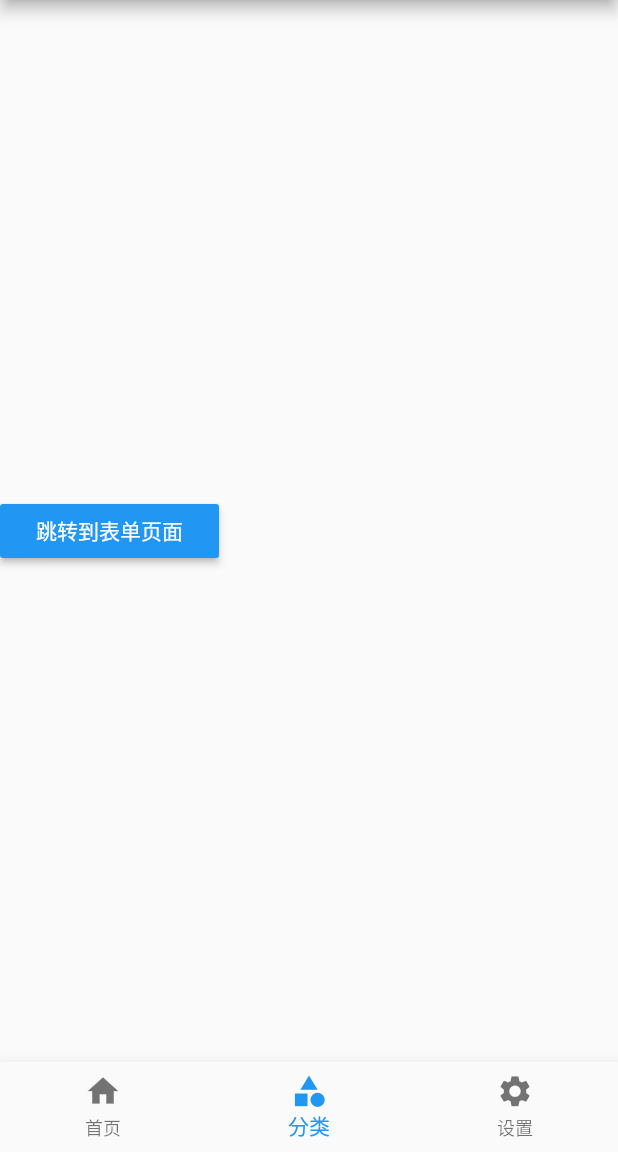
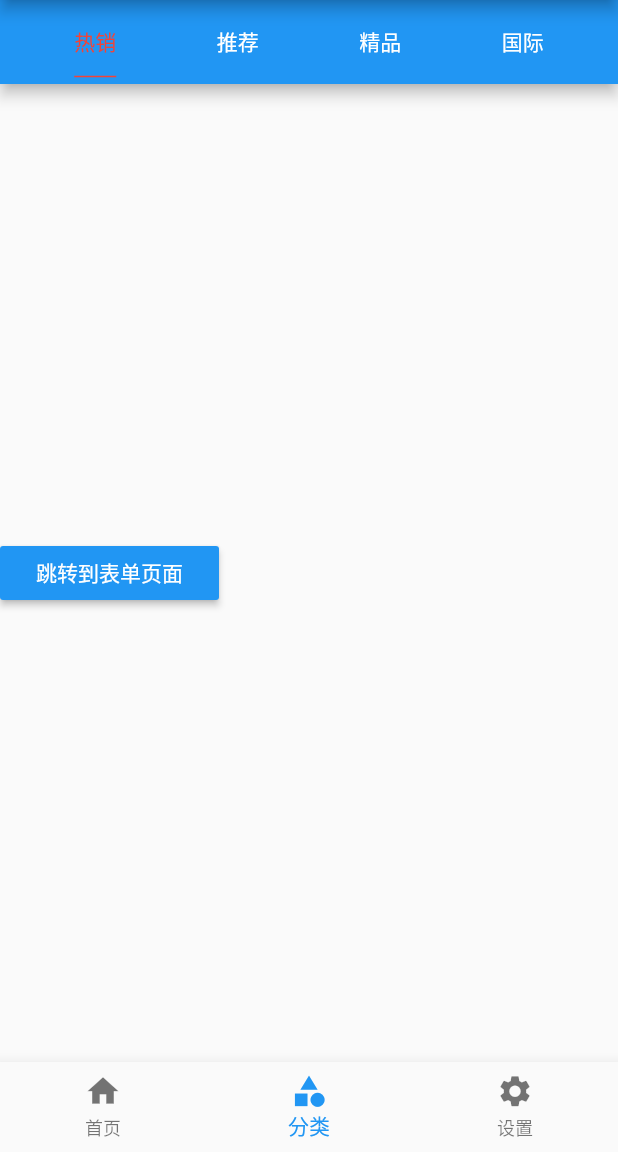
Before and after one commit to ngooigypngooigyp/fruit_app, a Flutter app: the screen it shows after launch, item 2 of the bottom bar chosen, on a phone screen of 412 x 824 dp, the part 84-1236 px from its top. Run offline on Flutter 3.47's test engine with Material 2 defaults, Android fonts, the phone set to English and light mode, and no system bars.

Commit message:
顶部导航

```diff
--- a/lib/pages/tabs/category.dart
+++ b/lib/pages/tabs/category.dart
@@ -10,7 +10,33 @@ class CategoryPage extends StatefulWidget {
 class _CategoryPageState extends State<CategoryPage> {
   @override
   Widget build(BuildContext context) {
-    return Column(
+    return DefaultTabController(
+      length: 4,
+      child: Scaffold(
+        appBar: AppBar(
+          title: Row(
+            children: <Widget>[
+              Expanded(
+                child: TabBar(
+                  indicatorColor: Colors.red,
+                  labelColor: Colors.red,
+                  unselectedLabelColor: Colors.white,
+                  indicatorSize: TabBarIndicatorSize.label,
+                  indicatorWeight: 1.0,
+                  tabs: <Widget>[
+                    Tab(text: '热销'),
+                    Tab(text: '推荐'),
+                    Tab(text: '精品'),
+                    Tab(text: '国际'),
+                  ],
+                ),
+              )
+            ],
+          ),
+        ),
+        body: TabBarView(
+          children: <Widget>[
+            Column(
               crossAxisAlignment: CrossAxisAlignment.start,
               mainAxisAlignment: MainAxisAlignment.center,
               children: <Widget>[
@@ -30,6 +56,66 @@ class _CategoryPageState extends State<CategoryPage> {
                   textTheme: ButtonTextTheme.primary,
                 ),
               ],
+            ),
+            Column(
+              crossAxisAlignment: CrossAxisAlignment.start,
+              mainAxisAlignment: MainAxisAlignment.center,
+              children: <Widget>[
+                RaisedButton(
+                  child: Text('跳转到表单页面'),
+                  onPressed: (){
+                    Navigator.pushNamed(context, '/form');
+                  },
+                  color: Theme.of(context).accentColor,
+                  textTheme: ButtonTextTheme.primary,
+                ),
+              ],
+            ),
+            Column(
+              crossAxisAlignment: CrossAxisAlignment.start,
+              mainAxisAlignment: MainAxisAlignment.center,
+              children: <Widget>[
+                RaisedButton(
+                  child: Text('跳转到表单页面'),
+                  onPressed: (){
+                    // Navigator.of(context).push(
+                    //   MaterialPageRoute(
+                    //      builder: (context){
+                    //        return FormPage(title: '我是跳转传值');
+                    //      }
+                    //   ),
+                    // );
+                    Navigator.pushNamed(context, '/form');
+                  },
+                  color: Theme.of(context).accentColor,
+                  textTheme: ButtonTextTheme.primary,
+                ),
+              ],
+            ),
+            Column(
+              crossAxisAlignment: CrossAxisAlignment.start,
+              mainAxisAlignment: MainAxisAlignment.center,
+              children: <Widget>[
+                RaisedButton(
+                  child: Text('跳转到表单页面'),
+                  onPressed: (){
+                    // Navigator.of(context).push(
+                    //   MaterialPageRoute(
+                    //      builder: (context){
+                    //        return FormPage(title: '我是跳转传值');
+                    //      }
+                    //   ),
+                    // );
+                    Navigator.pushNamed(context, '/form');
+                  },
+                  color: Theme.of(context).accentColor,
+                  textTheme: ButtonTextTheme.primary,
+                ),
+              ],
+            ),
+          ],
+        ),
+      ),
     );
   }
 }
```
Lines whose indentation alone changed are shown as unchanged.
